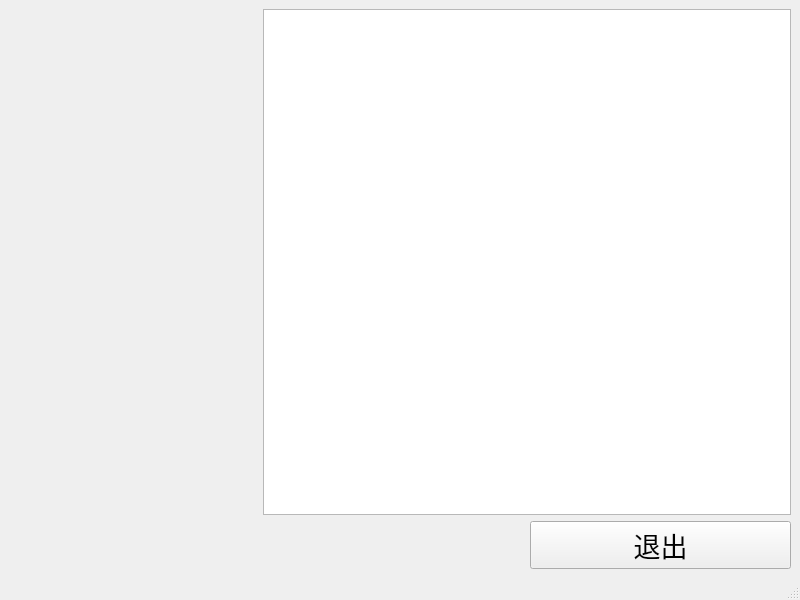
This is Ltem_Sorting/scancolor.ui in YiHangCalm/WorldSkillsCompetition as Qt 5 draws it before an edit. The edited form follows.
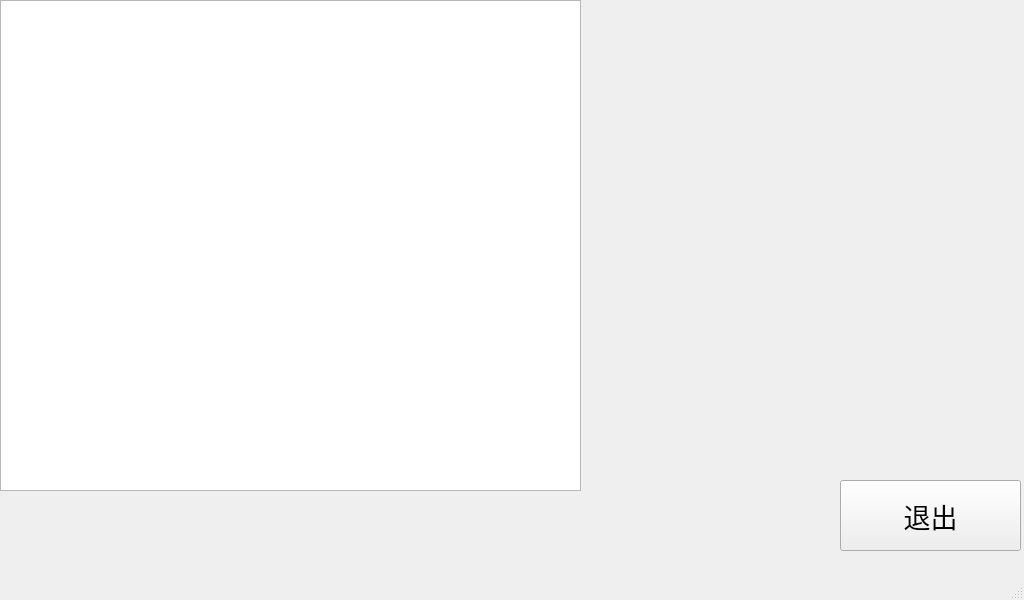
This is the edited form.

```diff
--- a/Ltem_Sorting/scancolor.ui
+++ b/Ltem_Sorting/scancolor.ui
@@ -6,7 +6,7 @@
    <rect>
     <x>0</x>
     <y>0</y>
-    <width>800</width>
+    <width>1024</width>
     <height>600</height>
    </rect>
   </property>
@@ -14,28 +14,25 @@
    <string>MainWindow</string>
   </property>
   <widget class="QWidget" name="centralwidget">
-   <layout class="QGridLayout" name="gridLayout">
-    <item row="0" column="0">
-     <spacer name="horizontalSpacer">
-      <property name="orientation">
-       <enum>Qt::Horizontal</enum>
-      </property>
-      <property name="sizeType">
-       <enum>QSizePolicy::Ignored</enum>
-      </property>
-      <property name="sizeHint" stdset="0">
-       <size>
-        <width>254</width>
-        <height>20</height>
-       </size>
-      </property>
-     </spacer>
-    </item>
-    <item row="0" column="1" rowspan="2" colspan="2">
-     <widget class="QTextEdit" name="informationEdit"/>
-    </item>
-    <item row="2" column="2">
-     <widget class="QPushButton" name="exitButton">
+   <widget class="QTextEdit" name="informationEdit">
+    <property name="geometry">
+     <rect>
+      <x>0</x>
+      <y>0</y>
+      <width>581</width>
+      <height>491</height>
+     </rect>
+    </property>
+   </widget>
+   <widget class="QPushButton" name="exitBtn">
+    <property name="geometry">
+     <rect>
+      <x>840</x>
+      <y>480</y>
+      <width>181</width>
+      <height>71</height>
+     </rect>
+    </property>
       <property name="font">
        <font>
         <pointsize>20</pointsize>
@@ -45,8 +42,6 @@
        <string>退出</string>
       </property>
      </widget>
-    </item>
-   </layout>
   </widget>
   <widget class="QMenuBar" name="menubar">
    <property name="geometry">
```
Left out of the diff: 2 changed lines with no effect on the pictures. Lines whose indentation alone changed are shown as unchanged.
